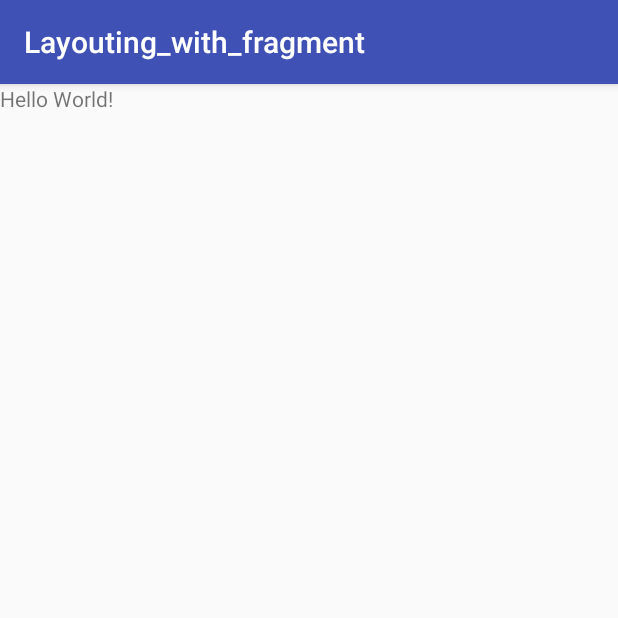
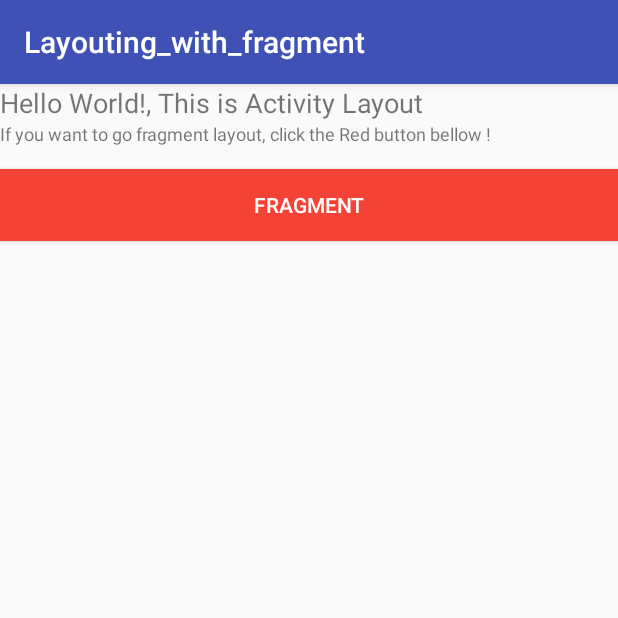
Before and after one commit to imam932/Fragment-Android-Studio, an Android app: the screen it shows after launch (MainActivity), on a phone screen of 412 x 824 dp, the top half of it. Run offline under Robolectric (Android 15) with nearby library versions, the phone set to English and light mode, and no system bars.

Commit message:
add layout Fragment

```diff
--- a/app/src/main/java/id/nawawi/layouting_with_fragment/MainActivity.java
+++ b/app/src/main/java/id/nawawi/layouting_with_fragment/MainActivity.java
@@ -2,12 +2,24 @@ package id.nawawi.layouting_with_fragment;
 
 import android.support.v7.app.AppCompatActivity;
 import android.os.Bundle;
+import android.view.View;
+import android.widget.Button;
 
 public class MainActivity extends AppCompatActivity {
+
+    Button btn_fragment;
 
     @Override
     protected void onCreate(Bundle savedInstanceState) {
         super.onCreate(savedInstanceState);
         setContentView(R.layout.activity_main);
+
+        btn_fragment = (Button) findViewById(R.id.btn_fragment);
+        btn_fragment.setOnClickListener(new View.OnClickListener() {
+            @Override
+            public void onClick(View view) {
+                getSupportFragmentManager().beginTransaction().add(R.id.fragment_layout, new TampilanFragment()).commit();
+            }
+        });
     }
 }
--- a/app/src/main/res/layout/activity_main.xml
+++ b/app/src/main/res/layout/activity_main.xml
@@ -4,16 +4,35 @@
     xmlns:tools="http://schemas.android.com/tools"
     android:layout_width="match_parent"
     android:layout_height="match_parent"
+    android:orientation="vertical"
     tools:context=".MainActivity">
 
     <TextView
         android:layout_width="wrap_content"
         android:layout_height="wrap_content"
+        android:textSize="18sp"
+        android:text="Hello World!, This is Activity Layout" />
 
-        android:text="Hello World!"
-        app:layout_constraintBottom_toBottomOf="parent"
-        app:layout_constraintLeft_toLeftOf="parent"
-        app:layout_constraintRight_toRightOf="parent"
-        app:layout_constraintTop_toTopOf="parent" />
+    <TextView
+        android:layout_width="wrap_content"
+        android:layout_height="wrap_content"
+        android:textSize="12sp"
+        android:paddingBottom="15dp"
+        android:text="If you want to go fragment layout, click the Red button bellow !"/>
+    <Button
+        android:text="Fragment"
+        android:id="@+id/btn_fragment"
+        android:layout_width="match_parent"
+        android:layout_height="wrap_content"
+        android:background="@color/colorRed"
+        android:textColor="@color/colorWhite"/>
+
+    <FrameLayout
+        android:layout_width="wrap_content"
+        android:layout_height="wrap_content"
+        android:paddingTop="40dp"
+        android:id="@+id/fragment_layout">
+
+    </FrameLayout>
 
 </LinearLayout>
--- a/app/src/main/res/values/colors.xml
+++ b/app/src/main/res/values/colors.xml
@@ -3,4 +3,7 @@
     <color name="colorPrimary">#3F51B5</color>
     <color name="colorPrimaryDark">#303F9F</color>
     <color name="colorAccent">#FF4081</color>
+
+    <color name="colorRed">#F44336</color>
+    <color name="colorWhite">#fafafa</color>
 </resources>
--- a/app/src/main/res/values/strings.xml
+++ b/app/src/main/res/values/strings.xml
@@ -2,5 +2,5 @@
     <string name="app_name">Layouting_with_fragment</string>
 
     <!-- TODO: Remove or change this placeholder text -->
-    <string name="hello_blank_fragment">Hello blank fragment</string>
+    <string name="hello_blank_fragment">Hello blank fragment layout</string>
 </resources>
```
Also changed, not shown: app/src/main/java/id/nawawi/layouting_with_fragment/TampilanFragment.java (+14 -1 lines), app/src/main/res/layout/fragment_tampilan.xml (+16 -5 lines), 1 other file.
